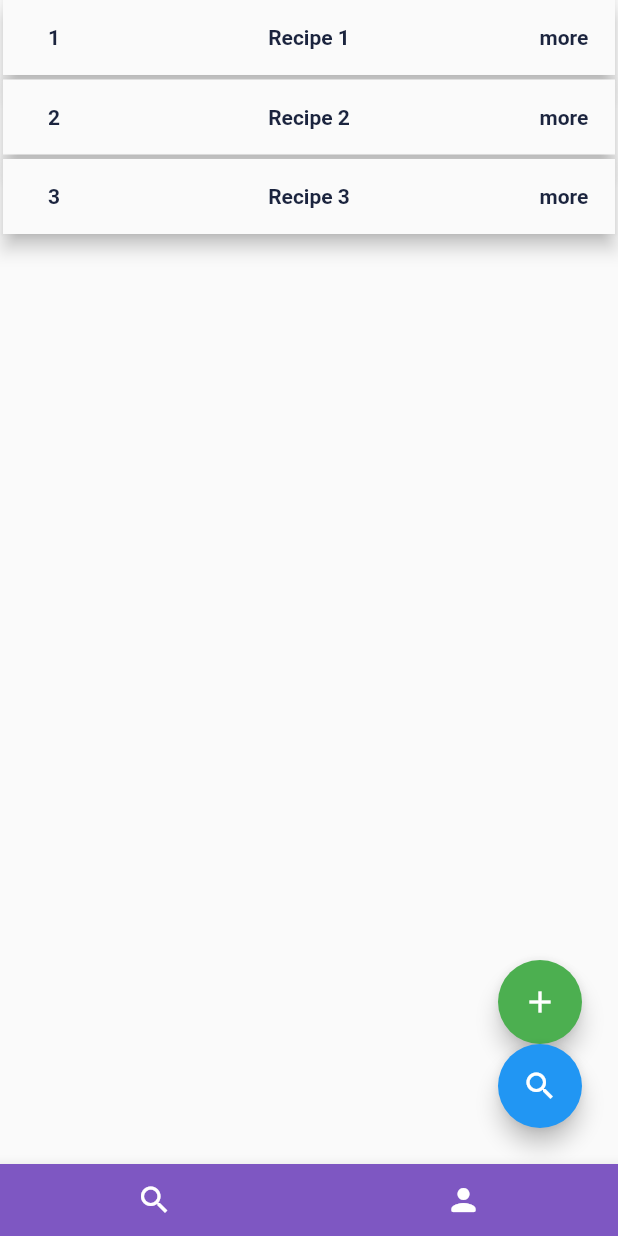
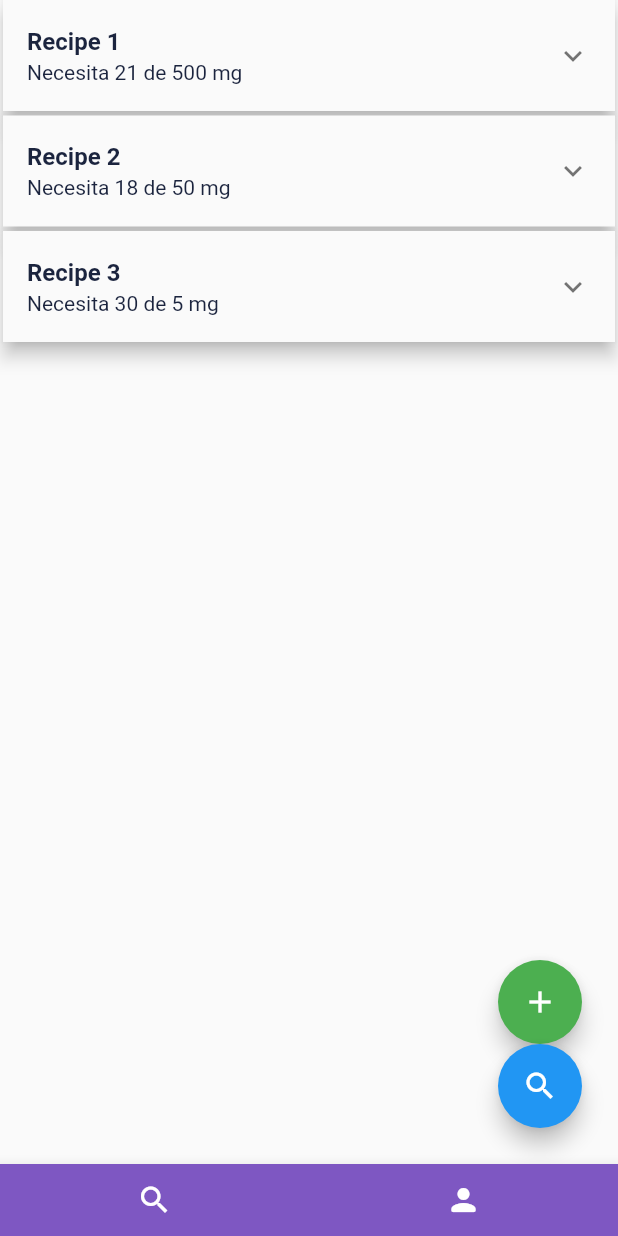
Before and after one commit to makhnnar/medical_recipe_viewer, a Flutter app: the screen it shows after launch, after a tap on the "search" icon, on a phone screen of 412 x 824 dp. Run offline on Flutter 3.47's test engine with Material 2 defaults, Android fonts, the phone set to English and light mode, and no system bars; our stand-ins replace permission_handler, pretty_qr_code; missing offline and left inert: qrscan; network calls fail.

Commit message:
updated
:arrow_up: updated recipe item data and list view

```diff
--- a/lib/data/recipe.dart
+++ b/lib/data/recipe.dart
@@ -1,19 +1,23 @@
 class Recipe {
 
   String? id;
-  String? name;
+  String? nombre;
   String? dosis;
+  String? unidad;
   String? frecuencia;
   String? lapso;
   String? descripcion;
+  String? tipo;
 
   Recipe({
     required this.id,
-    required this.name,
+    required this.nombre,
     required this.dosis,
+    required this.unidad,
     required this.frecuencia,
     required this.lapso,
     required this.descripcion,
+    required this.tipo,
   });
 
   @override
@@ -23,17 +27,19 @@ class Recipe {
 
   Recipe.fromJson(dynamic json) {
     id = json['id'];
-    name = json['name'];
+    nombre = json['nombre'];
     dosis = json['dosis'];
+    unidad = json['unidad'];
     frecuencia = json['frecuencia'];
     lapso = json['lapso'];
     descripcion = json['descripcion'];
+    tipo = json['tipo'];
   }
 
   Map<String, dynamic> toJson() {
     var map = <String, dynamic>{};
     map['id'] = id;
-    map['name'] = name;
+    map['nombre'] = nombre;
     map['dosis'] = dosis;
     map['frecuencia'] = frecuencia;
     map['lapso'] = lapso;
@@ -42,3 +48,34 @@ class Recipe {
   }
 
 }
+
+
+class RecipeList {
+
+  List<Recipe>? _listOfRecipes;
+
+  List<Recipe>? get listOfRecipes => _listOfRecipes;
+
+  RecipeList({
+    List<Recipe>? listOfRecipes}){
+    _listOfRecipes = listOfRecipes;
+  }
+
+  RecipeList.fromJson(dynamic json) {
+    if (json['listOfRecipes'] != null) {
+      _listOfRecipes = [];
+      json['listOfRecipes'].forEach((v) {
+        _listOfRecipes?.add(Recipe.fromJson(v));
+      });
+    }
+  }
+
+  Map<String, dynamic> toJson() {
+    var map = <String, dynamic>{};
+    if (_listOfRecipes != null) {
+      map['listOfRecipes'] = _listOfRecipes?.map((v) => v.toJson()).toList();
+    }
+    return map;
+  }
+
+}
--- a/lib/page_view/mock_list_provider.dart
+++ b/lib/page_view/mock_list_provider.dart
@@ -7,9 +7,9 @@ class MockListProvider extends ProviderHelper {
   @override
   void getData() {
     this.value = RecipeListView([
-      Recipe(id: "1", name: "Recipe 1",dosis: "500 mg",frecuencia:"cada 8h",lapso: "7 dias",descripcion: "antibiotico"),
-      Recipe(id: "2", name: "Recipe 2",dosis: "50 mg",frecuencia:"cada 4h",lapso: "3 dias",descripcion: "relajante"),
-      Recipe(id: "3", name: "Recipe 3",dosis: "5 mg",frecuencia:"cada 12h",lapso: "15 dias",descripcion: "antidrepesivo")
+      Recipe(id: "1", nombre: "Recipe 1",dosis: "500",unidad:"mg",frecuencia:"8",lapso: "7",descripcion: "antibiotico",tipo: "tipo 1"),
+      Recipe(id: "2", nombre: "Recipe 2",dosis: "50",unidad:"mg",frecuencia:"4",lapso: "3",descripcion: "relajante",tipo: "tipo 2"),
+      Recipe(id: "3", nombre: "Recipe 3",dosis: "5",unidad:"mg",frecuencia:"12",lapso: "15",descripcion: "antidrepesivo",tipo: "tipo 3")
     ]);
   }
 
--- a/lib/recipe_detail/recipe_detail_view.dart
+++ b/lib/recipe_detail/recipe_detail_view.dart
@@ -37,7 +37,7 @@ class RecipeDetailView extends StatelessWidget implements SendActionListener{
                         right: 2.0
                     ),
                     child:Text(
-                      "${recipeItem.name}",
+                      "${recipeItem.nombre}",
                       textAlign: TextAlign.center,
                       style: TextStyle(
                           fontWeight: FontWeight.bold,
--- a/lib/recipe_list/recipe_item_view.dart
+++ b/lib/recipe_list/recipe_item_view.dart
@@ -1,8 +1,12 @@
+import 'dart:convert';
+
 import 'package:flutter/cupertino.dart';
 import 'package:flutter/material.dart';
 import 'package:medical_recipe_viewer/data/recipe.dart';
 import 'package:medical_recipe_viewer/recipe_detail/recipe_detail_view.dart';
 import 'package:medical_recipe_viewer/recipe_detail/state/code_state.dart';
+import 'package:medical_recipe_viewer/recipe_list/qr_viewer_dialog.dart';
+import 'package:medical_recipe_viewer/utils/calculations.dart';
 import 'package:medical_recipe_viewer/utils/navigation_actions.dart';
 import 'package:medical_recipe_viewer/values/app_colors.dart';
 import 'package:provider/provider.dart';
@@ -15,12 +19,7 @@ class RecipeItemView extends StatelessWidget {
 
   @override
   Widget build(BuildContext context) {
-    return InkWell(
-        onTap: (){
-          goToRecipeDetail(context, recipeItem);
-        },
-        child:Container(
-        height: 50.0,
+    return Container(
         margin: EdgeInsets.only(
             bottom: 3.0,
             left: 2.0,
@@ -28,43 +27,65 @@ class RecipeItemView extends StatelessWidget {
         ),
         child: Material(
             elevation: 5,
-            child: Row(
-              children: [
-                Expanded(
-                    flex: 1,
-                    child: Text(
-                        recipeItem.id!,
-                        textAlign: TextAlign.center,
+            child:ExpansionTile(
+              title: Text(
+                recipeItem.nombre!,
                 style: TextStyle(
                     fontWeight: FontWeight.bold,
                     color: tableColors['tColorContent']
                 ),
-                    )
+              ) ,
+              subtitle: Text(
+                "Necesita ${getTotalDosis(recipeItem)} de ${recipeItem.dosis!} ${recipeItem.unidad!}",
+                style: TextStyle(
+                    color: tableColors['tColorContent']
                 ),
-                Expanded(
-                    flex: 4,
-                    child: Text(
-                        recipeItem.name!,
-                        textAlign: TextAlign.center,
-                        style: TextStyle(
-                            fontWeight: FontWeight.bold,
-                            color: tableColors['tColorContent']
+              ),
+              children: <Widget>[
+                ListTile(
+                    title: Row(
+                        mainAxisAlignment: MainAxisAlignment.spaceEvenly,
+                        children: [
+                          InkWell(
+                            onTap: (){
+                              showDialog<void>(
+                                context: context,
+                                barrierDismissible: true, // user must tap button!
+                                builder: (_) => QRViewerDialog(
+                                  jsonEncode(recipeItem.toJson())
+                                ),
+                              );
+                            },
+                            child:Container(
+                                margin: EdgeInsets.only(
+                                      left: 8.0,
+                                      right: 4.0
+                                  ),
+                                  child:Expanded(
+                                    flex: 1,
+                                    child: const Icon(Icons.qr_code)
                                 ),
                             )
                           ),
-                Expanded(
+                          InkWell(
+                            onTap: (){
+                              goToRecipeDetail(context, recipeItem);
+                            },
+                            child:Container(
+                                margin: EdgeInsets.only(
+                                    left: 4.0,
+                                    right: 8.0
+                                ),
+                                child:Expanded(
                                   flex: 1,
-                    child: Text(
-                        "more",
-                        textAlign: TextAlign.center,
-                        style: TextStyle(
-                            fontWeight: FontWeight.bold,
-                            color: tableColors['tColorContent']
+                                  child: const Icon(Icons.read_more)
                               ),
                             )
                           ),
                         ],
                     )
+                ),
+              ],
             )
         )
     );
--- a/lib/recipe_list/recipe_list_view.dart
+++ b/lib/recipe_list/recipe_list_view.dart
@@ -31,6 +31,7 @@ class RecipeListView extends StatelessWidget {
             mainAxisAlignment: MainAxisAlignment.end,
             children: <Widget>[
               FloatingActionButton(
+                heroTag: "btn1",
                 onPressed: () {
                   Navigator.push(
                     context,
@@ -43,6 +44,7 @@ class RecipeListView extends StatelessWidget {
                 child: const Icon(Icons.add),
               ),
               FloatingActionButton(
+                heroTag: "btn2",
                 onPressed: () {
                   scanQR().then(
                         (value) {
--- /dev/null
+++ b/lib/utils/calculations.dart
@@ -0,0 +1,5 @@
+import 'package:medical_recipe_viewer/data/recipe.dart';
+
+int getTotalDosis(Recipe recipe){
+  return (24/int.parse(recipe.frecuencia!)).toInt()*(int.parse(recipe.lapso!));
+}
```
Also changed, not shown: lib/recipe_list/qr_viewer_dialog.dart (added, +38 -0 lines), 2 other files. Lines whose indentation alone changed are shown as unchanged.
